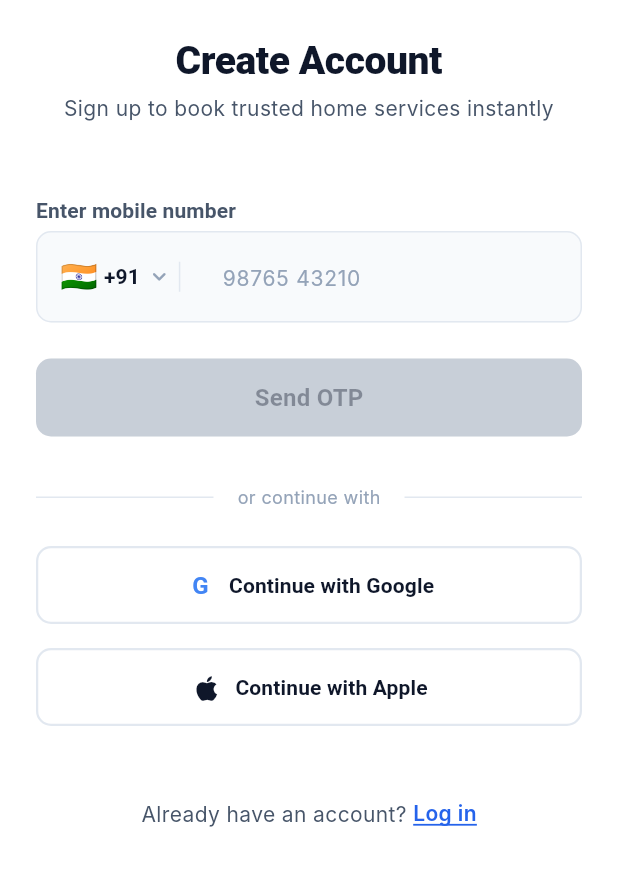
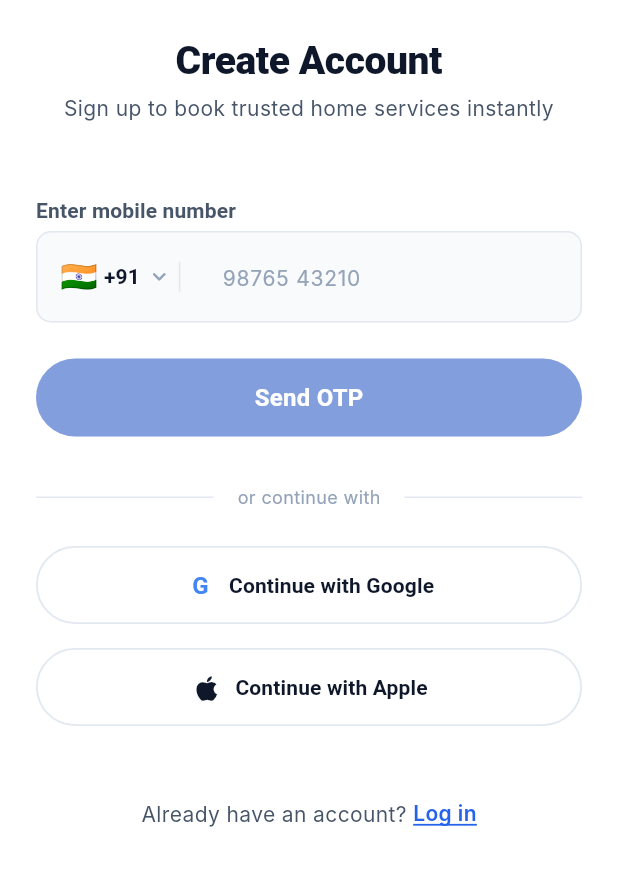
Before and after one commit to anishdandapatdev/quickox_technician_app, a Flutter app: the SignUpScreen screen opened directly, on a phone screen of 412 x 824 dp, the part 228-1114 px from its top. Run offline on Flutter 3.47's test engine with Material 3 defaults, Android fonts, the phone set to English and light mode, and no system bars; Roboto replaces fonts that are missing (Inter, Outfit).

Commit message:
feat(ui): update GradientButton and SocialLoginButton with primary blue and pill styling

```diff
--- a/lib/shared/widgets/common_widgets.dart
+++ b/lib/shared/widgets/common_widgets.dart
@@ -27,39 +27,41 @@ class OrDivider extends StatelessWidget {
   }
 }
 
-/// Gradient primary button — wraps ElevatedButton with a LinearGradient
+/// Primary / Action button — uses the app's solid Royal Blue primary color by default
 class GradientButton extends StatelessWidget {
   const GradientButton({
     super.key,
     required this.label,
     required this.onPressed,
     this.isLoading = false,
-    this.gradient = AppColors.primaryGradient,
+    this.gradient,
+    this.backgroundColor = AppColors.primary,
+    this.borderRadius,
   });
 
   final String label;
   final VoidCallback? onPressed;
   final bool isLoading;
-  final LinearGradient gradient;
+  final LinearGradient? gradient;
+  final Color backgroundColor;
+  final BorderRadius? borderRadius;
 
   @override
   Widget build(BuildContext context) {
+    final effectiveRadius =
+        borderRadius ?? BorderRadius.circular(AppRadius.full);
+    final isEnabled = onPressed != null && !isLoading;
+
     return SizedBox(
       width: double.infinity,
       height: 52,
       child: DecoratedBox(
         decoration: BoxDecoration(
-          gradient: onPressed != null ? gradient : null,
-          color: onPressed == null ? AppColors.border : null,
-          borderRadius: BorderRadius.circular(AppRadius.md),
-          boxShadow: [
-            if (onPressed != null)
-              BoxShadow(
-                color: AppColors.primary.withValues(alpha: 0.25),
-                blurRadius: 12,
-                offset: const Offset(0, 4),
-              ),
-          ],
+          gradient: isEnabled ? gradient : null,
+          color: gradient == null
+              ? (isEnabled ? backgroundColor : backgroundColor.withValues(alpha: 0.5))
+              : (isEnabled ? null : AppColors.border),
+          borderRadius: effectiveRadius,
         ),
         child: ElevatedButton(
           style: ElevatedButton.styleFrom(
@@ -67,7 +69,7 @@ class GradientButton extends StatelessWidget {
             shadowColor: Colors.transparent,
             foregroundColor: Colors.white,
             shape: RoundedRectangleBorder(
-              borderRadius: BorderRadius.circular(AppRadius.md),
+              borderRadius: effectiveRadius,
             ),
           ),
           onPressed: onPressed,
@@ -80,7 +82,13 @@ class GradientButton extends StatelessWidget {
                     valueColor: AlwaysStoppedAnimation(Colors.white),
                   ),
                 )
-              : Text(label, style: AppTextStyles.labelLg),
+              : Text(
+                  label,
+                  style: AppTextStyles.labelLg.copyWith(
+                    color: Colors.white,
+                    fontWeight: FontWeight.w600,
+                  ),
+                ),
         ),
       ),
     );
@@ -94,18 +102,29 @@ class SocialLoginButton extends StatelessWidget {
     required this.label,
     required this.icon,
     required this.onPressed,
+    this.borderRadius,
   });
 
   final String label;
   final Widget icon;
   final VoidCallback onPressed;
+  final BorderRadius? borderRadius;
 
   @override
   Widget build(BuildContext context) {
+    final effectiveRadius =
+        borderRadius ?? BorderRadius.circular(AppRadius.full);
+
     return SizedBox(
       width: double.infinity,
       height: 52,
       child: OutlinedButton(
+        style: OutlinedButton.styleFrom(
+          shape: RoundedRectangleBorder(
+            borderRadius: effectiveRadius,
+          ),
+          side: const BorderSide(color: AppColors.border, width: 1.2),
+        ),
         onPressed: onPressed,
         child: Row(
           mainAxisAlignment: MainAxisAlignment.center,
```
